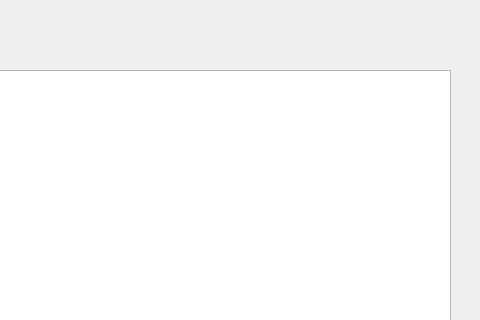
Old version of the form mainwindow.ui in the repository joeyCampbelll/FGCProjectQt; both pictures show x 320 to 800 and y 0 to 320 of the 800 by 525 pixel window.
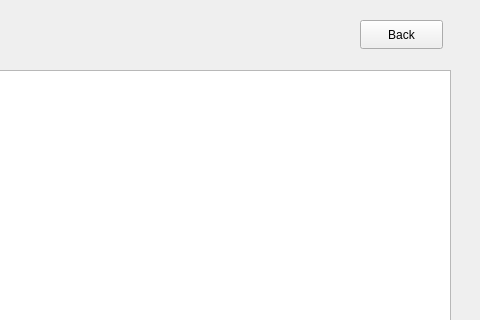
New version of the form. The open tabs and pages were chosen to show the change.

Commit message: added spreadsheet back button

The edit to the form file:
```diff
--- a/mainwindow.ui
+++ b/mainwindow.ui
@@ -156,6 +156,19 @@
        <string>Col Count: </string>
       </property>
      </widget>
+     <widget class="QPushButton" name="pushButton_BackToHome">
+      <property name="geometry">
+       <rect>
+        <x>680</x>
+        <y>20</y>
+        <width>83</width>
+        <height>29</height>
+       </rect>
+      </property>
+      <property name="text">
+       <string>Back</string>
+      </property>
+     </widget>
     </widget>
     <widget class="QWidget" name="CreateFilters">
      <widget class="QWidget" name="verticalLayoutWidget">
```
Left out of the diff: 2 changed lines with no effect on the pictures. The commit also changes 5 other files.
